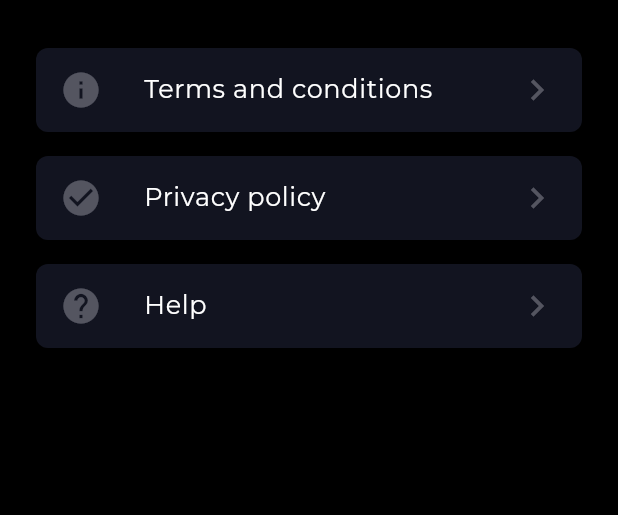
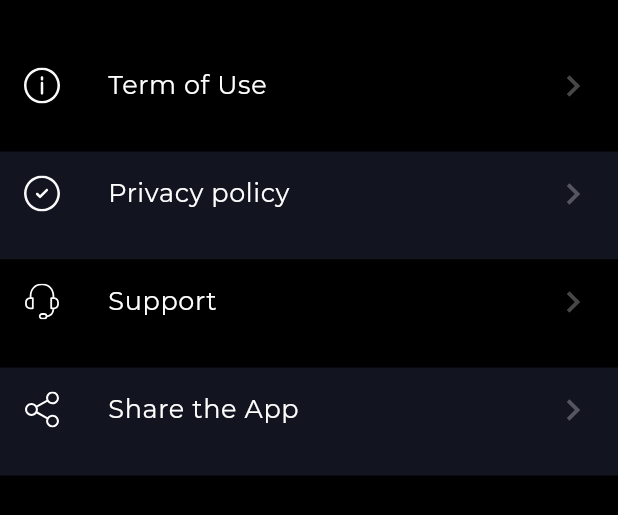
Before and after one commit to vfiruz97/speed_test, a Flutter app: the SettingsPage widget shown alone on an empty page, opened directly, on a phone screen of 412 x 824 dp. Shown: the top 515 px of the screen. Run offline on Flutter 3.47's test engine with Material 2 defaults, Android fonts, the phone set to English and light mode, and no system bars; our stand-ins replace bloc, convert, dartz, device_info_plus, flutter_bloc, flutter_slidable and 3 more; missing offline and left inert: flutter_speedometer, internet_speed_test, network_info_plus; generated files the repository leaves out were written again; project files that could hold a hidden picture were left out.

Commit message:
design style of settings page

```diff
--- a/lib/main.dart
+++ b/lib/main.dart
@@ -6,7 +6,6 @@ import 'package:speed_test/application/page_navigation/page_navigation_bloc.dart
 import 'package:speed_test/application/rate/rate_bloc.dart';
 import 'package:speed_test/presentation/asserts/style.dart';
 import 'package:speed_test/presentation/core/main_page.dart';
-import 'package:speed_test/presentation/subscription/subscription_page.dart';
 
 void main() {
   runApp(SpeedTestApp());
--- a/lib/presentation/settings/settings_page.dart
+++ b/lib/presentation/settings/settings_page.dart
@@ -1,4 +1,5 @@
 import 'package:flutter/material.dart';
+import 'package:flutter_svg/svg.dart';
 
 import 'package:speed_test/presentation/settings/widgets/settings_menu_item_widget.dart';
 
@@ -8,28 +9,33 @@ class SettingsPage extends StatelessWidget {
   @override
   Widget build(BuildContext context) {
     return Padding(
-      padding: const EdgeInsets.symmetric(
-        horizontal: 24,
-        vertical: 32,
-      ),
+      padding: const EdgeInsets.symmetric(vertical: 29),
       child: Column(
         children: [
           SettingMenuItemWidget(
-            icon: Icons.info,
-            title: "Terms and conditions",
+            icon: SvgPicture.asset("assets/images/info.svg"),
+            title: "Term of Use",
             onTap: () => null,
           ),
-          const SizedBox(height: 16),
           SettingMenuItemWidget(
-            icon: Icons.check_circle,
+            icon: SvgPicture.asset("assets/images/checked.svg"),
             title: "Privacy policy",
             onTap: () => null,
+            backgroundColor: const Color.fromRGBO(18, 20, 32, 1),
           ),
-          const SizedBox(height: 16),
           SettingMenuItemWidget(
-            icon: Icons.help,
-            title: "Help",
+            icon: SvgPicture.asset("assets/images/headphones.svg"),
+            title: "Support",
             onTap: () => null,
+          ),
+          SettingMenuItemWidget(
+            icon: SvgPicture.asset(
+              "assets/images/share.svg",
+              color: Colors.white,
+            ),
+            title: "Share the App",
+            onTap: () => null,
+            backgroundColor: const Color.fromRGBO(18, 20, 32, 1),
           ),
         ],
       ),
--- a/lib/presentation/settings/widgets/settings_menu_item_widget.dart
+++ b/lib/presentation/settings/widgets/settings_menu_item_widget.dart
@@ -1,32 +1,28 @@
 import 'package:flutter/material.dart';
+import 'package:flutter_svg/svg.dart';
 import 'package:speed_test/presentation/asserts/style.dart';
 
 class SettingMenuItemWidget extends StatelessWidget {
-  final IconData icon;
+  final Widget icon;
   final String title;
   final Function onTap;
+  final Color backgroundColor;
 
   const SettingMenuItemWidget({
     Key key,
     @required this.icon,
     @required this.title,
     @required this.onTap,
+    this.backgroundColor = Colors.black,
   }) : super(key: key);
 
   @override
   Widget build(BuildContext context) {
     return Container(
-      height: 56,
-      decoration: BoxDecoration(
-        borderRadius: BorderRadius.circular(8),
-        color: const Color.fromRGBO(18, 20, 32, 1),
-      ),
+      height: 72,
+      color: backgroundColor,
       child: ListTile(
-        leading: Icon(
-          icon,
-          color: const Color.fromRGBO(235, 235, 245, 0.3),
-          size: 28,
-        ),
+        leading: icon,
         title: Text(title, style: Style.historyCardHeaderValueStyle),
         trailing: const Icon(
           Icons.chevron_right,
```
Also changed, not shown: assets/images/checked.svg (added), assets/images/headphones.svg (added), assets/images/info.svg (added).
